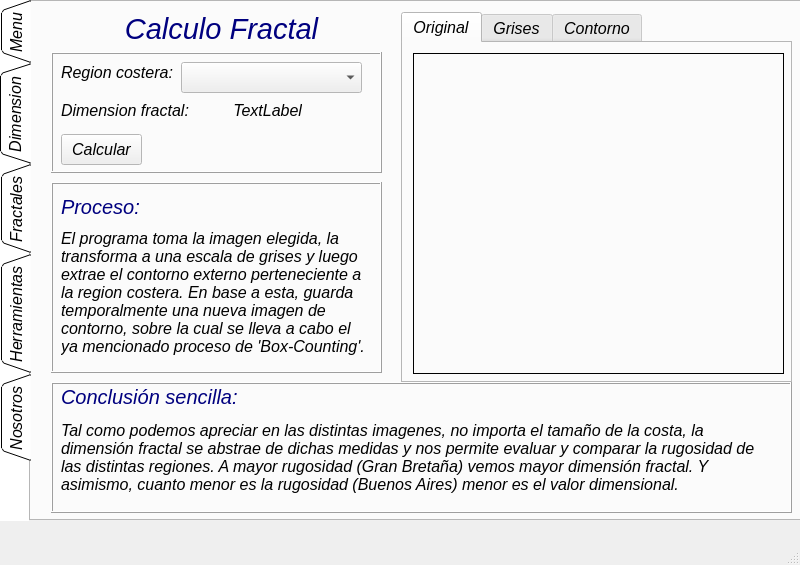
The window that Interfaz/Interface.ui (EstebanC99/Fractales) describes before a commit, drawn with Qt 5.
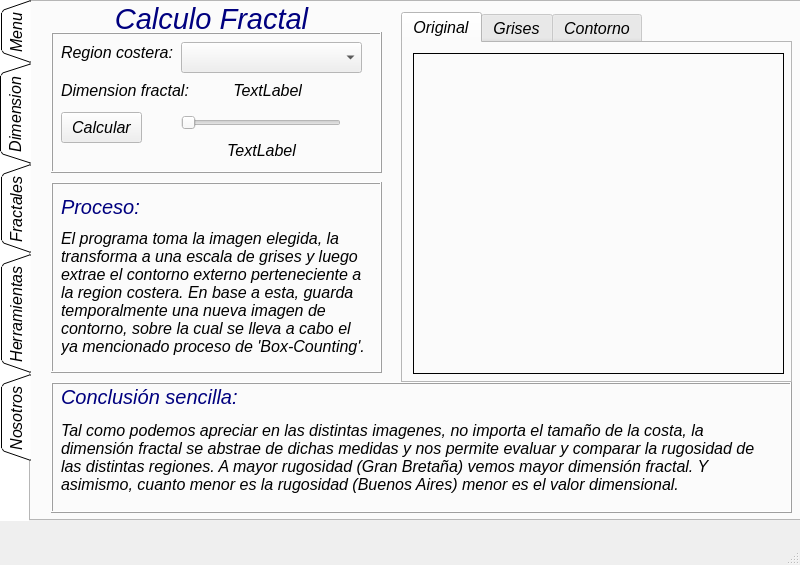
The same window after the commit. The open tabs and pages were chosen to show the change. Icons and pictures are not drawn.

```diff
--- a/Interfaz/Interface.ui
+++ b/Interfaz/Interface.ui
@@ -451,9 +451,9 @@
       <property name="geometry">
        <rect>
         <x>20</x>
-        <y>50</y>
+        <y>30</y>
         <width>331</width>
-        <height>121</height>
+        <height>141</height>
        </rect>
       </property>
       <property name="frameShape">
@@ -518,7 +518,7 @@
        <property name="geometry">
         <rect>
          <x>10</x>
-         <y>82</y>
+         <y>80</y>
          <width>81</width>
          <height>31</height>
         </rect>
@@ -527,6 +527,41 @@
         <string>Calcular</string>
        </property>
       </widget>
+      <widget class="QSlider" name="horizontalSlider">
+       <property name="geometry">
+        <rect>
+         <x>130</x>
+         <y>80</y>
+         <width>160</width>
+         <height>22</height>
+        </rect>
+       </property>
+       <property name="maximum">
+        <number>255</number>
+       </property>
+       <property name="orientation">
+        <enum>Qt::Horizontal</enum>
+       </property>
+       <property name="invertedAppearance">
+        <bool>false</bool>
+       </property>
+      </widget>
+      <widget class="QLabel" name="labelColor">
+       <property name="geometry">
+        <rect>
+         <x>160</x>
+         <y>110</y>
+         <width>101</width>
+         <height>16</height>
+        </rect>
+       </property>
+       <property name="text">
+        <string>TextLabel</string>
+       </property>
+       <property name="alignment">
+        <set>Qt::AlignCenter</set>
+       </property>
+      </widget>
      </widget>
      <widget class="QTabWidget" name="tabWidget_2">
       <property name="geometry">
@@ -677,8 +712,8 @@
      <widget class="QLabel" name="label_11">
       <property name="geometry">
        <rect>
-        <x>30</x>
-        <y>10</y>
+        <x>20</x>
+        <y>0</y>
         <width>321</width>
         <height>31</height>
        </rect>
```
